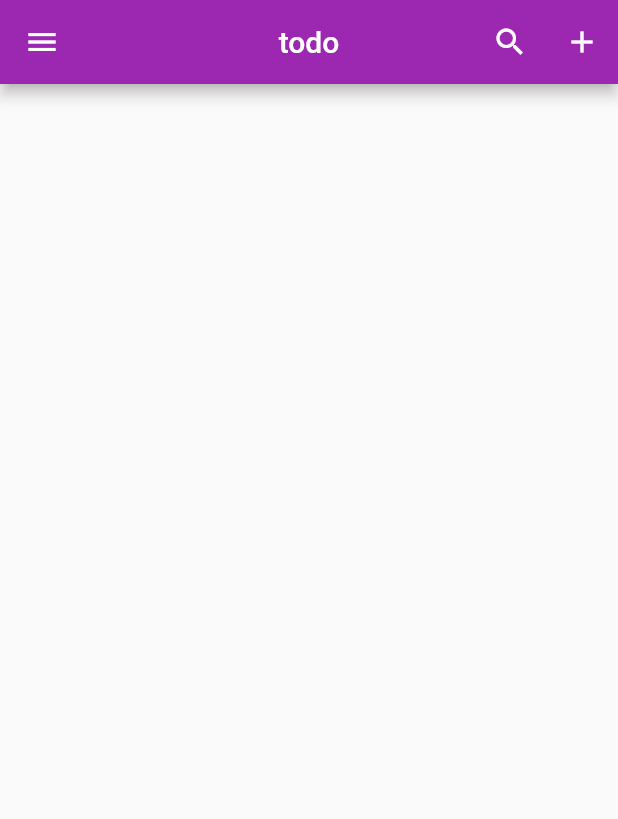
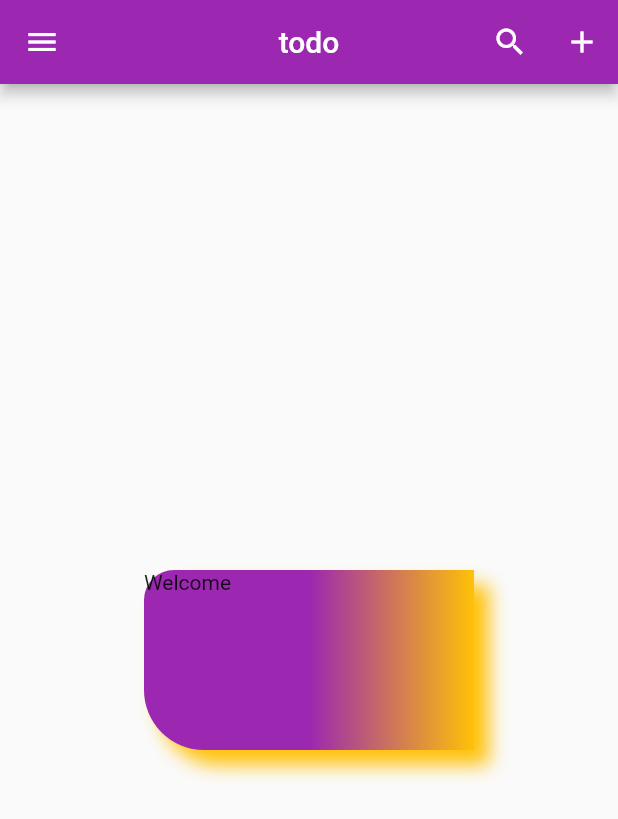
Before and after one commit to ghajavarestani/todo, a Flutter app: the screen it shows after launch, on a phone screen of 412 x 824 dp. Shown: the top 819 px of the screen. Run offline on Flutter 3.47's test engine with Material 2 defaults, Android fonts, the phone set to English and light mode, and no system bars.

Commit message:
payane film 36th va shoroue film 37th

```diff
--- a/lib/home_page.dart
+++ b/lib/home_page.dart
@@ -2,6 +2,8 @@
 
 import 'package:flutter/material.dart';
 
+
+//film 33&34&35&36th
 class HomePage extends StatefulWidget {
   const HomePage({super.key});
 
@@ -57,6 +59,49 @@ class _HomePageState extends State<HomePage> {
         ],
       ),
       ),
+      // body: ElevatedButton(onPressed: (){
+      //   print('welcome to flutter');
+      // },
+      //   child: Text('Welcome'),),
+      // body: Center(
+      //   child: ElevatedButton(onPressed: (){
+      //     print('welcome to flutter');
+      //     },
+      //   child: Text('Welcome'),),
+      body: Center(
+        child: Container(
+          // color: Colors.green,
+          height: 120,
+          width: 220,
+          child: Text('Welcome'),
+          decoration: BoxDecoration(
+            // color: Colors.green
+            gradient: LinearGradient(
+              begin: Alignment.topCenter,
+              end: Alignment.topRight,
+              colors: [
+                // Colors.purple.withOpacity(0.9),
+                // Colors.amber.withOpacity(0.5)
+                Colors.purple,
+                Colors.amber
+              ]
+            ),
+            //borderRadius: BorderRadius.all(Radius.circular(20))
+              borderRadius: BorderRadius.only(bottomLeft: Radius.circular(40),
+              topLeft: Radius.circular(20)
+              ),
+            boxShadow: [
+              BoxShadow(
+                color: Colors.amber,
+                blurRadius: 10.0,
+                //blurStyle:
+                offset: Offset(10,10)
+              )
+            ]
+              //payane film 36th va shoroue film 37th
+          ),
+        ),
+      ),
     );
   }
 }
--- a/lib/main.dart
+++ b/lib/main.dart
@@ -1,6 +1,7 @@
 import 'package:flutter/material.dart';
 import 'package:todo/home_page.dart';
 
+//film 33&34&35&36th
 void main() {
   runApp(new MaterialApp(
     home: HomePage(),
```
